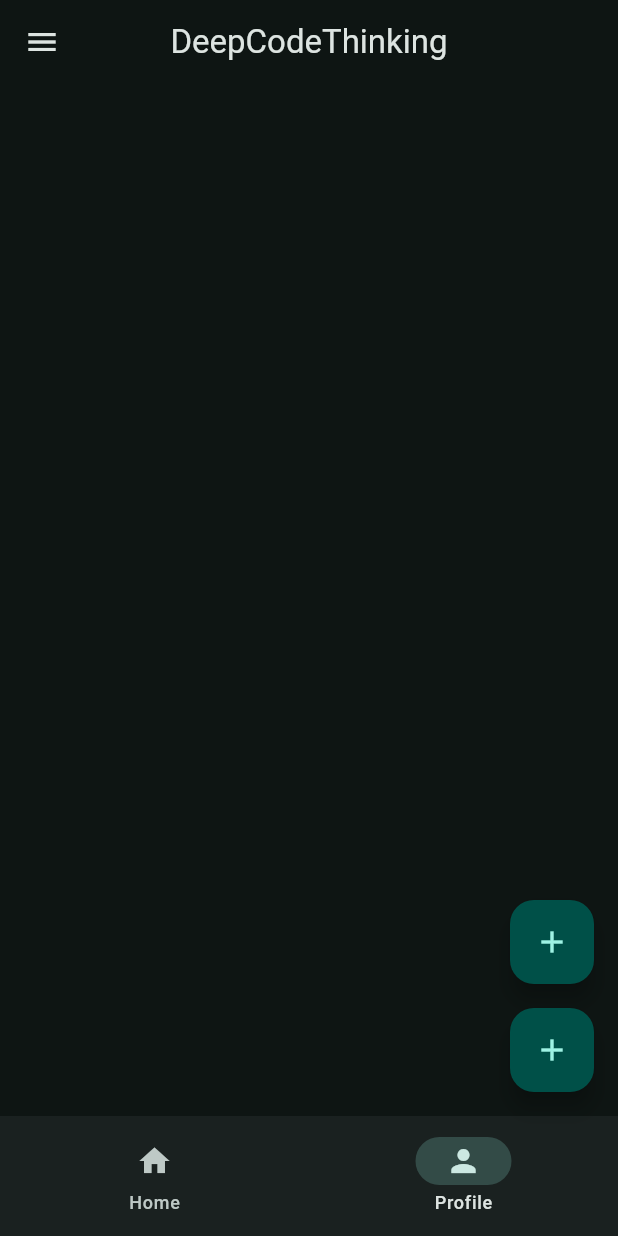
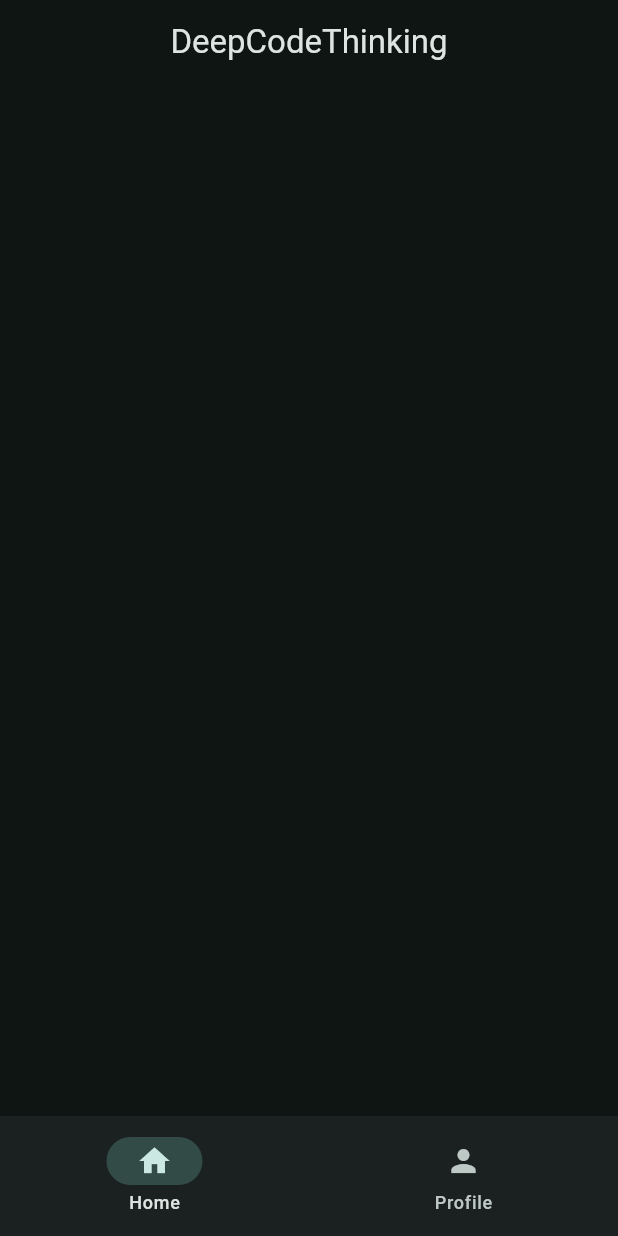
Before and after one commit to DCT-Berinyuy/Learn_Flutter_Dev, a Flutter app: the screen it shows after launch, on a phone screen of 412 x 824 dp. Run offline on Flutter 3.47's test engine with Material 3 defaults, Android fonts, the phone set to English and light mode, and no system bars.

Commit message:
Chapter 4: Fix Bugs

```diff
--- a/lib/main.dart
+++ b/lib/main.dart
@@ -23,41 +23,6 @@ class MyApp extends StatelessWidget {
           title: const Text('DeepCodeThinking'),
           centerTitle: true,
         ),
-        drawer: SafeArea(
-          child: Drawer(
-            child: Column(
-              children: [
-                ListTile(
-                  title: Text('Hello Drawer'),
-                  onTap: () {
-                    // Action when drawer item is tapped
-                    print('Drawer Item Tapped');
-                  },
-                ),
-              ],
-            ),
-          ),
-        ),
-        floatingActionButton: Column(
-          mainAxisSize: MainAxisSize.min,
-          children: [
-            FloatingActionButton(
-              onPressed: () {
-                // Action when button is pressed
-                print('Floating Action Button Pressed');
-              },
-              child: const Icon(Icons.add),
-            ),
-            SizedBox(height: 16), // Spacing between buttons
-             FloatingActionButton(
-              onPressed: () {
-                // Action when button is pressed
-                print('Floating Action Button Pressed');
-              },
-              child: const Icon(Icons.add),
-            ),
-          ],
-        ),
         bottomNavigationBar: NavigationBar(
           destinations: [
           NavigationDestination(
@@ -67,11 +32,8 @@ class MyApp extends StatelessWidget {
           icon: Icon(Icons.person),
           label: 'Profile'),
           ],
-          onDestinationSelected: (int index) {
-            // Handle navigation logic here
-            print('Hello $index');
-          },
-          selectedIndex: 1,
+          onDestinationSelected: (int index) {},
+          selectedIndex: 0,
           ),
       ),
     );
```
